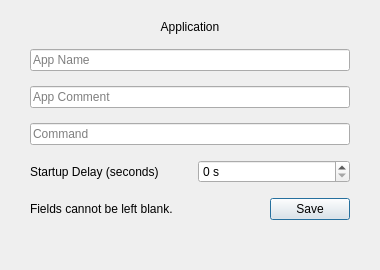
Above: shared/nexis/Pages/StartupApps/startup_app_edit.ui from s4solutionsllc/Nexis before the change. Below: the same form after it.
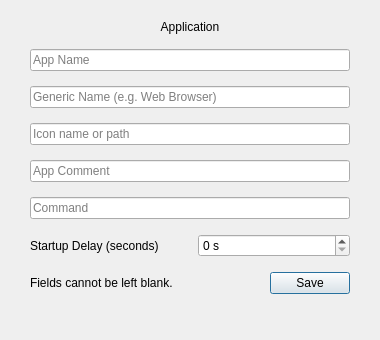
That is the form after the change.

Commit message:
feat(startup): add search, editor fields, and app icons (FR-10, BUG-39)
Implement startup app customization enhancements from QuentiumYT v1.5.0:

- Fix getDesktopValue() truncation bug for values containing '=' (BUG-39)
- Add search/filter bar to Startup Apps list page
- Add GenericName and Icon fields to editor dialog (Linux; hidden on macOS)
- Display real app icons on list cards via QIcon::fromTheme (Linux) and
  QFileIconProvider for .app bundles (macOS)
- Improve Linux new-app .desktop template with GenericName, Icon, and
  X-GNOME-Autostart-enabled=true

Patch:
```diff
--- a/shared/nexis/Pages/StartupApps/startup_app_edit.ui
+++ b/shared/nexis/Pages/StartupApps/startup_app_edit.ui
@@ -7,7 +7,7 @@
     <x>0</x>
     <y>0</y>
     <width>380</width>
-    <height>270</height>
+    <height>340</height>
    </rect>
   </property>
   <property name="minimumSize">
@@ -58,6 +58,20 @@
      </property>
     </widget>
    </item>
+   <item row="2" column="0" colspan="2">
+    <widget class="QLineEdit" name="txtStartupAppGenericName">
+     <property name="placeholderText">
+      <string>Generic Name (e.g. Web Browser)</string>
+     </property>
+    </widget>
+   </item>
+   <item row="3" column="0" colspan="2">
+    <widget class="QLineEdit" name="txtStartupAppIcon">
+     <property name="placeholderText">
+      <string>Icon name or path</string>
+     </property>
+    </widget>
+   </item>
    <item row="4" column="0" colspan="2">
     <widget class="QLineEdit" name="txtStartupAppComment">
      <property name="placeholderText">
```
Left out of the diff: 2 changed lines with no effect on the pictures. The commit also changes 13 other files.
